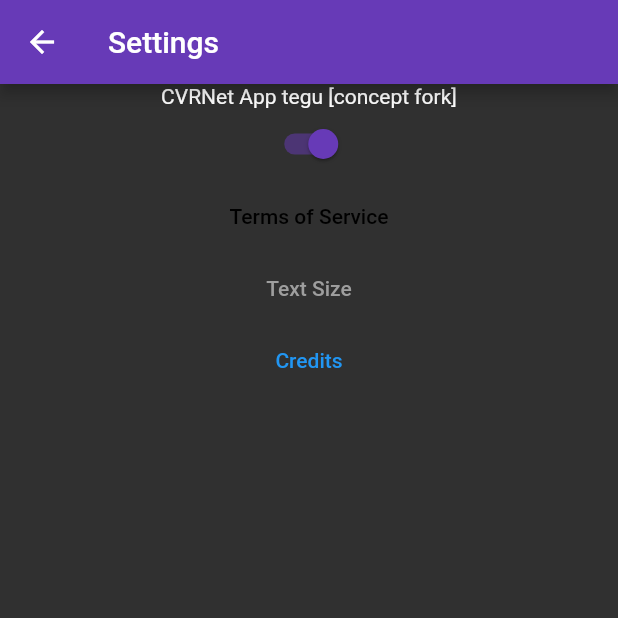
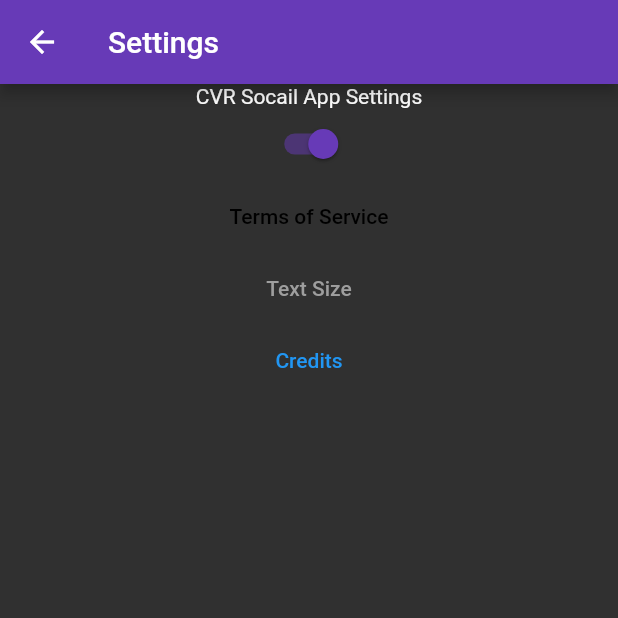
Before and after one commit to SubsurfaceStudios/CVR-App, a Flutter app: the Settings screen opened directly, on a phone screen of 412 x 824 dp, the top half of it. Run offline on Flutter 3.47's test engine with Material 2 defaults, Android fonts, the phone set to English and light mode, and no system bars; our stand-ins replace adaptive_dialog, shared_preferences; accounts and stored records are empty.

Commit message:
branding or whatever
idk lol

```diff
--- a/flutter/lib/settings.dart
+++ b/flutter/lib/settings.dart
@@ -29,7 +29,7 @@ class _HomePageState extends State<Settings> {
     return new Center(
       child: Column(
         children: [
-          Text("CVRNet App tegu [concept fork]"), //pointless text
+          Text("CVR Socail App Settings"), //pointless text
           //darkmode switch
           Switch.adaptive(
               value: themeProvider.isDarkMode,
```
Also changed, not shown: 1 other file.
